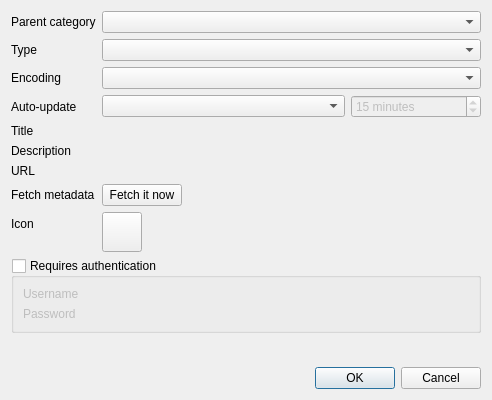
Old version of the form src/services/standard/gui/formstandardfeeddetails.ui in the repository martinrotter/rssguard.
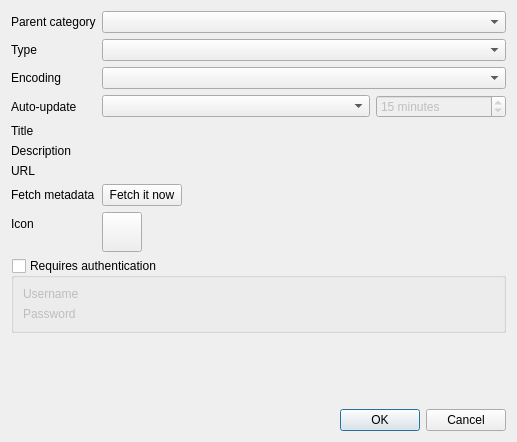
New version of the form. Custom widgets are drawn as their Qt base class.

The edit to the form file:
```diff
--- a/src/services/standard/gui/formstandardfeeddetails.ui
+++ b/src/services/standard/gui/formstandardfeeddetails.ui
@@ -6,8 +6,8 @@
    <rect>
     <x>0</x>
     <y>0</y>
-    <width>492</width>
-    <height>400</height>
+    <width>517</width>
+    <height>442</height>
    </rect>
   </property>
   <property name="windowTitle">
```
